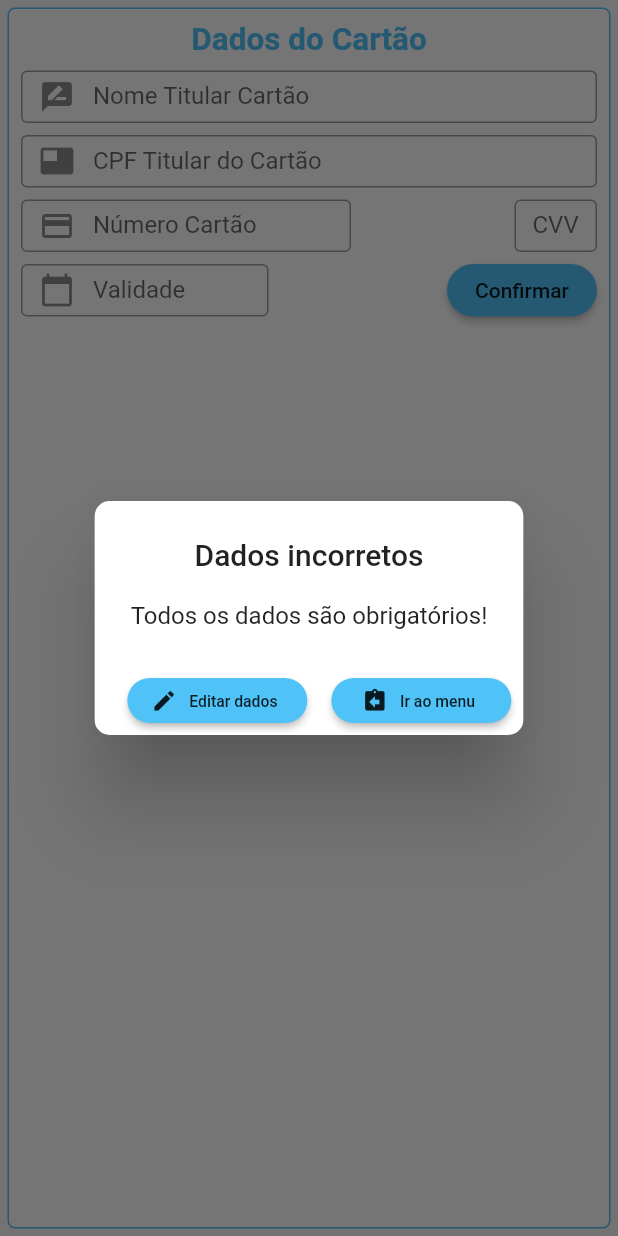
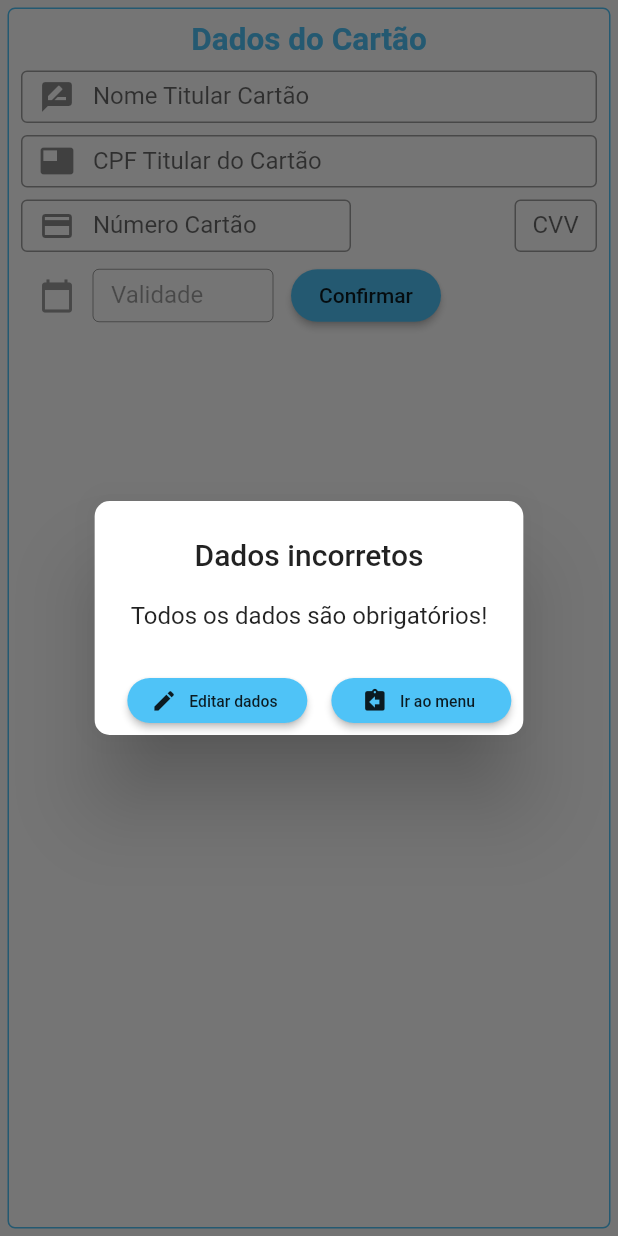
Before and after one commit to giovani-sarchesi/projetoDispMoveis, a Flutter app: the DadosCartao widget shown alone on an empty page, opened directly, after a tap on "Confirmar", on a phone screen of 412 x 824 dp. Run offline on Flutter 3.47's test engine with Material 2 defaults, Android fonts, the phone set to English and light mode, and no system bars; our stand-ins replace date_format; missing offline and left inert: mask_shifter.

Commit message:
Commit com correções e complementos

```diff
--- a/projeto_aeroporto/lib/CaixasTexto/caixasTexto.dart
+++ b/projeto_aeroporto/lib/CaixasTexto/caixasTexto.dart
@@ -1,3 +1,4 @@
+
 import 'package:flutter/material.dart';
 import 'package:flutter/services.dart';
 import 'package:mask_shifter/mask_shifter.dart';
@@ -24,12 +25,6 @@ textoParaData(largura, altura, editavel, icone, label, controle){
         child: TextFormField(
         enabled: editavel,
         keyboardType: TextInputType.datetime,
-        inputFormatters: [
-        MaskedTextInputFormatterShifter(
-            maskONE: "XX/XX/XXXX",
-            maskTWO: "XX/XX/XXXX"
-          )
-        ],
         decoration: InputDecoration(
             prefixIcon: Icon(icone),
             border: OutlineInputBorder(),
--- a/projeto_aeroporto/lib/Widgets/widgetDadosCartao.dart
+++ b/projeto_aeroporto/lib/Widgets/widgetDadosCartao.dart
@@ -1,3 +1,4 @@
+import 'package:date_format/date_format.dart';
 import 'package:flutter/material.dart';
 import 'package:projeto_aeroporto/Alerts/alerts.dart';
 import 'package:projeto_aeroporto/Botoes/botoes.dart';
@@ -30,7 +31,7 @@ class _DadosCartaoState extends State<DadosCartao> {
 
 verificarDados(String nomeCompleto, String nroCartao, String cvv, String validade){
 
-   if(nomeCompleto.isEmpty || nroCartao.isEmpty || cvv.isEmpty || validade.isEmpty){
+   if(nomeCompleto.isEmpty || nroCartao.isEmpty || cvv.isEmpty || validade.isEmpty || validade == "Validade"){
       return alertConfirmativo(context,
                         "Dados incorretos",
                         "Todos os dados são obrigatórios!",
@@ -67,7 +68,8 @@ TextEditingController nomeCompleto = TextEditingController();
 TextEditingController cpfTitular = TextEditingController();
 TextEditingController nroCartao = TextEditingController();
 TextEditingController cvv = TextEditingController();
-TextEditingController validade = TextEditingController();
+dynamic validade = "Validade";
+DateTime dataSelecionada = new DateTime.now();
 
   @override
   Widget build(BuildContext context) {
@@ -102,11 +104,40 @@ TextEditingController validade = TextEditingController();
                       textoNumerosSemIcone(55.0, 35.0, true, 3, "CVV", cvv),
                     ],
                   ),
-                  SizedBox(height: 8),
+                  SizedBox(height: 5),
                   Row(
-                    mainAxisAlignment: MainAxisAlignment.spaceBetween,
+                    mainAxisAlignment: MainAxisAlignment.start,
                     children: [
-                      textoParaData(165.0, 35.0, true, (Icons.calendar_today), "Validade", validade),
+                      IconButton(
+                          icon: Icon(Icons.calendar_today,
+                                    color: Colors.grey),
+                          onPressed:() async {
+                              final calendario = await showDatePicker(
+                              context: context,
+                              initialDate: DateTime.now(),
+                              firstDate: DateTime.now(),
+                              lastDate: DateTime(2100));
+
+                  if(calendario != null){
+                    setState(() {
+                      dataSelecionada = calendario;
+                      validade = '${formatDate(dataSelecionada, [dd, '/' , mm, '/', yyyy ])}';
+                    });
+                  }
+              }
+            ),
+          SizedBox(
+            height: 35,
+            width: 120,
+            child: TextFormField(
+            enabled: false,
+            decoration: InputDecoration(
+                border: OutlineInputBorder(),
+                labelText: validade,
+            ),
+            ),
+          ),
+          SizedBox(width: 12,),
                   SizedBox(
                       height: 35,
                       width: 100,
@@ -116,7 +147,9 @@ TextEditingController validade = TextEditingController();
                           verificarDados(nomeCompleto.text,
                                          nroCartao.text,
                                          cvv.text,
-                                         validade.text);
+                                         validade.toString());
+
+                          debugPrint(validade.toString());
                           },
                         shape: new RoundedRectangleBorder(
                           borderRadius: new BorderRadius.circular(1000.0),
--- a/projeto_aeroporto/lib/main.dart
+++ b/projeto_aeroporto/lib/main.dart
@@ -53,7 +53,7 @@ void main() {
     runApp(MaterialApp(
           debugShowCheckedModeBanner: false,
           title: 'GK',
-          initialRoute: '/telaInicial',
+          initialRoute: '/compraPassagem',
           routes: {
             '/telaInicial': (context) => TelaInicial(),
             '/login': (context) => Login(),
--- a/projeto_aeroporto/pubspec.yaml
+++ b/projeto_aeroporto/pubspec.yaml
@@ -23,12 +23,17 @@ environment:
 dependencies:
   flutter:
     sdk: flutter
+  flutter_localizations:
+    sdk: flutter
 
 
   # The following adds the Cupertino Icons font to your application.
   # Use with the CupertinoIcons class for iOS style icons.
   cupertino_icons: ^0.1.3
   mask_shifter: ^0.1.0
+  datetime_picker_formfield: ^0.1.8
+  flutter_rounded_date_picker: ^1.0.0
+  date_format: "^1.0.4"
 
 
 dev_dependencies:
```
Also changed, not shown: projeto_aeroporto/lib/Telas/telaInicial.dart (+4 -7 lines), projeto_aeroporto/pubspec.lock.
